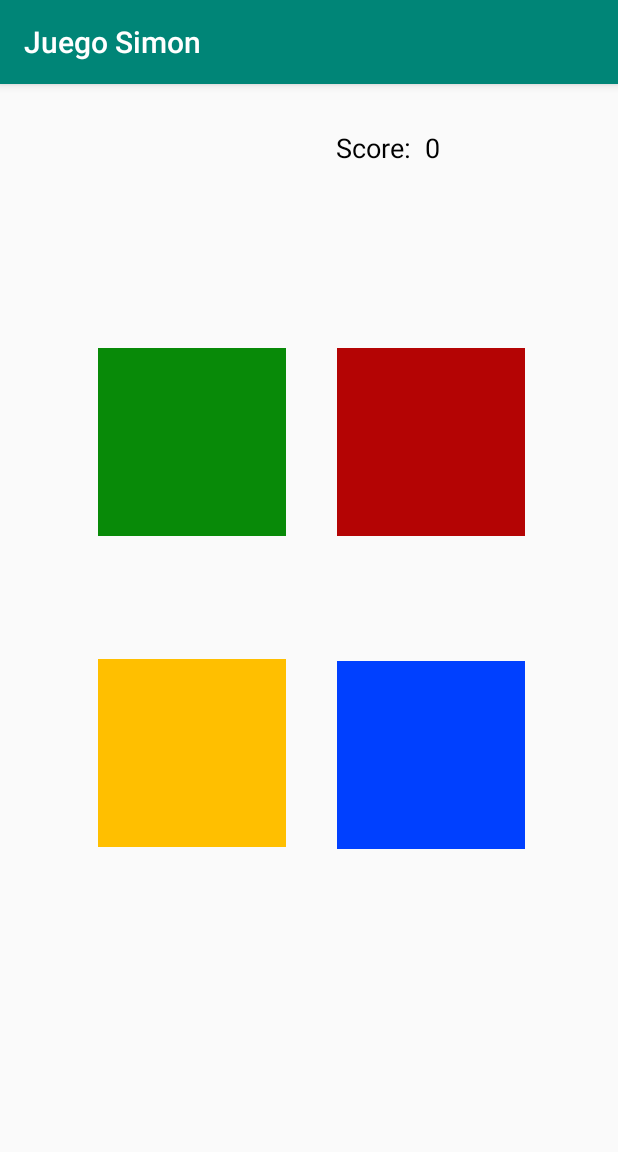
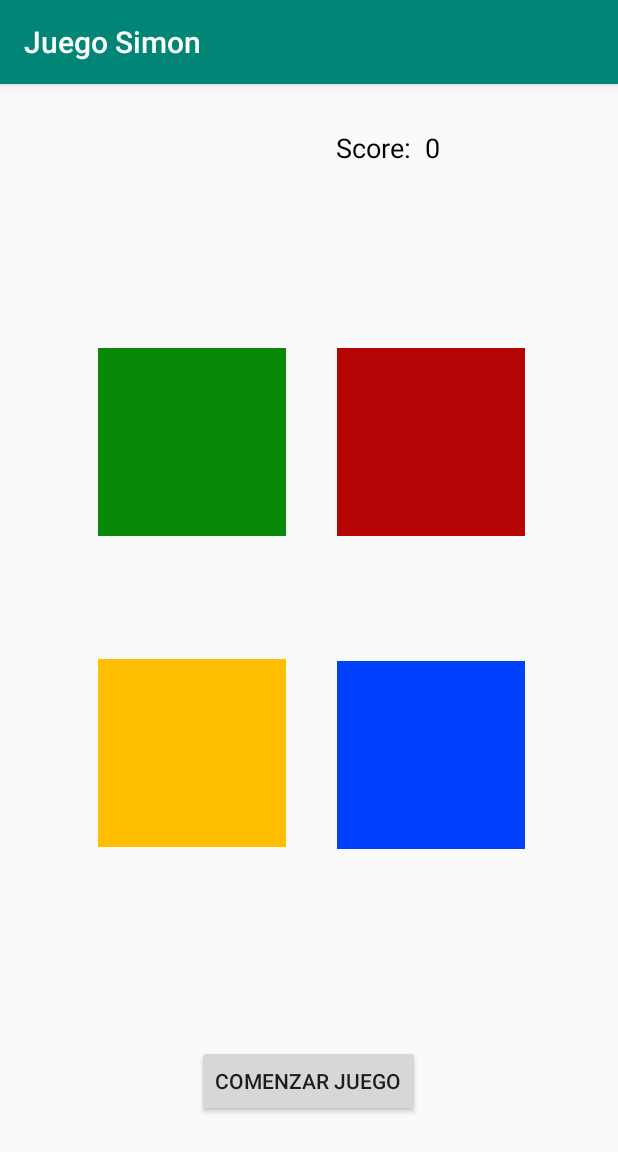
Before and after one commit to Marineford2410/Simon, an Android app: the Juego screen opened directly, with no data from a screen before it, on a phone screen of 412 x 824 dp. Shown: the top 1152 px of the screen. Run offline under Robolectric (Android 15) with nearby library versions, the phone set to English and light mode, and no system bars; 1 statement that could not run was skipped.

Commit message:
Se logro reproducir la secuencia guardada en la maquina con su sonido

```diff
--- a/app/src/main/java/com/unam/fesar/musica/Juego.java
+++ b/app/src/main/java/com/unam/fesar/musica/Juego.java
@@ -1,50 +1,167 @@
 package com.unam.fesar.musica;
 
 import android.media.MediaPlayer;
+import android.os.CountDownTimer;
 import android.support.v7.app.AppCompatActivity;
 import android.os.Bundle;
+import android.util.Log;
 import android.view.MotionEvent;
 import android.view.View;
+import android.widget.Button;
 import android.widget.ImageView;
 import android.widget.TextView;
 
 public class Juego extends AppCompatActivity {
 
-    TextView txtNombre, txtScore;
-    ImageView verde, rojo, amarillo, azul;
-    String nombre;
-    Simon mSimon = new Simon();
-    int score = 0;
+    // Elementos XML
+    private TextView    txtNombre, txtScore;
+    private ImageView   verde, rojo, amarillo, azul;
+    private Button      btnIniciar;
+
+    // Funcionamiento
+    private MediaPlayer sonido;
+    private String      nombre;
+    private Simon       mSimon;
+    private int         score;
+    private int         turno;                          // 0 -> Maquina, 1 -> Jugador;
+
+    public Juego(){
+        mSimon = new Simon();
+        score = 0;
+        turno = 0;
+    }
 
     @Override
     protected void onCreate(Bundle savedInstanceState) {
         super.onCreate(savedInstanceState);
         setContentView(R.layout.activity_juego);
 
+        // Relacionamos cada variable con su elemento XML
         txtNombre = (TextView)findViewById(R.id.txtNombre);
         txtScore = (TextView)findViewById(R.id.txtScore);
+        btnIniciar = (Button)findViewById(R.id.btnIniciar);
         verde = (ImageView)findViewById(R.id.imgVerde);
         rojo = (ImageView)findViewById(R.id.imgRojo);
         amarillo = (ImageView)findViewById(R.id.imgAmarillo);
         azul = (ImageView)findViewById(R.id.imgAzul);
 
+        // Obtenemos el nombre enviado desde MainActivity
         Bundle costal = getIntent().getExtras();
         nombre = costal.getString("nombre");
-        txtNombre.setText(nombre);
-        txtScore.setText(txtScore.getText().toString() + " " + score);
+        txtNombre.setText(nombre);                                      // Lo establecemos en el TextView
 
+        txtScore.setText(txtScore.getText().toString() + " " + score);  // Establecemos el puntaje = 0
+
+        mSimon.agregarSonido();
+        mSimon.agregarSonido();
+        mSimon.agregarSonido();
+        mSimon.agregarSonido();
+        mSimon.agregarSonido();
+        mSimon.agregarSonido();
+
+
+
+        btnIniciar.setOnClickListener(new View.OnClickListener() {
+            @Override
+            public void onClick(View v) {
+
+                btnIniciar.setVisibility(View.INVISIBLE);
+
+                new CountDownTimer(2000, 1000) {
+                    int tamanio = getSimon().getMaquina().size();   // Tamaño del la secuencia
+                    int i = 0;                                      // Indice, recorerá cada valor del arrayList Maquina
+                    int valor = getSimon().getMaquina().get(i);     // Controlara el color y el sonido que corresponda al indice
+
+                    @Override
+                    public void onTick(long millisUntilFinished) {
+                        // Log.i("Tiempo", "Tiempo: " + millisUntilFinished );
+                        sonido = MediaPlayer.create(getBaseContext(), getSimon().getSonido(valor)); // Se le asigna el sonido correspondiente
+                        colores(valor,0);                                   // Prendera el boton corresponsiente
+                        if (!sonido.isPlaying() || sonido.equals(null)){                 // Si sonido no esta sonando
+                            sonido.start(); // Inicia el sonido
+                        }
+                    }
+
+                    @Override
+                    public void onFinish() {
+                        Log.i("Tiempo", "Tiempo Finalizado" );
+                        Log.i("comparacion", "Indice: " + i + " Valor: " + valor + " Tamaño: " + tamanio);
+                        // Log.i("comparacion", " "+i);
+                        colores(valor,1);               // Apaga el boton
+                        if(i < tamanio) {                            // Si todavia no se ha recorrido array
+                            //Log.i("comparacion", "Finalizo el sonido");
+                            //Log.i("comparacion", ""+i+" < "+tamanio);
+                            i++;                                     // Continua con el siguiente
+                            // Log.i("comparacion", "Indice: "+i);
+                            if (!(i == tamanio)){
+                                valor = getSimon().getMaquina().get(i);  // Establece el nuevo valor
+                                this.start();                            // Vuelve a iniciar
+                            }
+                            else {
+                                btnIniciar.setVisibility(View.VISIBLE);
+                            }
+                        }
+                    }
+                }.start();
+
+            }
+        });
 
     }
 
-    public void algo(){
+    public Simon getSimon() {
+        return mSimon;
+    }
+
+    public void colores(int id, int claroOrOscuro){
+
+        if (claroOrOscuro == 0){ //Si es claro
+            switch (id){
+                case 0:
+                    verde.setImageResource(mSimon.getColorClaro(id));
+                    break;
+                case 1:
+                    rojo.setImageResource(mSimon.getColorClaro(id));
+                    break;
+                case 2:
+                    amarillo.setImageResource(mSimon.getColorClaro(id));
+                    break;
+                case 3:
+                    azul.setImageResource(mSimon.getColorClaro(id));
+                    break;
+                default:
+                    break;
+            }
+        }
+        else {
+            switch (id){
+                case 0:
+                    verde.setImageResource(mSimon.getColorOscuro(id));
+                    break;
+                case 1:
+                    rojo.setImageResource(mSimon.getColorOscuro(id));
+                    break;
+                case 2:
+                    amarillo.setImageResource(mSimon.getColorOscuro(id));
+                    break;
+                case 3:
+                    azul.setImageResource(mSimon.getColorOscuro(id));
+                    break;
+                default:
+                    break;
+            }
+        }
+
+
+        /*
         verde.setOnTouchListener(new View.OnTouchListener() {
             @Override
             public boolean onTouch(View v, MotionEvent event) {
                 if (event.getAction() == MotionEvent.ACTION_DOWN){
                     verde.setImageResource(mSimon.getColorClaro(0));
-                    /*MediaPlayer spotify;
+                    MediaPlayer spotify;
                     spotify = MediaPlayer.create(getBaseContext(), R.raw.snk);
-                    spotify.start();*/
+                    spotify.start();
                 }
 
                 if (event.getAction() == MotionEvent.ACTION_UP){
@@ -55,7 +172,8 @@ public class Juego extends AppCompatActivity {
                 return true;
             }
         });
-
+        */
+        /*
         rojo.setOnTouchListener(new View.OnTouchListener() {
             @Override
             public boolean onTouch(View v, MotionEvent event) {
@@ -74,7 +192,7 @@ public class Juego extends AppCompatActivity {
             }
 
         });
-
+        */ /*
         amarillo.setOnTouchListener(new View.OnTouchListener() {
             @Override
             public boolean onTouch(View v, MotionEvent event) {
@@ -93,7 +211,7 @@ public class Juego extends AppCompatActivity {
             }
 
         });
-
+        */ /*
         azul.setOnTouchListener(new View.OnTouchListener() {
             @Override
             public boolean onTouch(View v, MotionEvent event) {
@@ -111,7 +229,7 @@ public class Juego extends AppCompatActivity {
                 return true;
             }
 
-        });
+        });*/
     }
 
 }
--- a/app/src/main/java/com/unam/fesar/musica/Simon.java
+++ b/app/src/main/java/com/unam/fesar/musica/Simon.java
@@ -18,6 +18,10 @@ public class Simon {
         this.maquina = new ArrayList<Integer>();
         this.jugador = new ArrayList<Integer>();
         agregarSonido();
+    }
+
+    public ArrayList<Integer> getMaquina() {
+        return maquina;
     }
 
     public void agregarSonido(){
--- a/app/src/main/res/layout/activity_juego.xml
+++ b/app/src/main/res/layout/activity_juego.xml
@@ -117,4 +117,22 @@
         app:layout_constraintTop_toTopOf="parent"
         app:layout_constraintVertical_bias="0.601"
         app:srcCompat="@color/azulOscuro" />
+
+    <Button
+        android:id="@+id/btnIniciar"
+        android:layout_width="wrap_content"
+        android:layout_height="wrap_content"
+        android:layout_marginStart="8dp"
+        android:layout_marginLeft="8dp"
+        android:layout_marginTop="8dp"
+        android:layout_marginEnd="8dp"
+        android:layout_marginRight="8dp"
+        android:layout_marginBottom="8dp"
+        android:text="Comenzar Juego"
+        app:layout_constraintBottom_toBottomOf="parent"
+        app:layout_constraintEnd_toEndOf="parent"
+        app:layout_constraintHorizontal_bias="0.498"
+        app:layout_constraintStart_toStartOf="parent"
+        app:layout_constraintTop_toTopOf="parent"
+        app:layout_constraintVertical_bias="0.899" />
 </android.support.constraint.ConstraintLayout>
--- a/app/src/main/res/values/colors.xml
+++ b/app/src/main/res/values/colors.xml
@@ -6,9 +6,9 @@
     <color name="verdeOscuro">#088A08</color>
     <color name="verdeClaro">#01df01</color>
     <color name="rojoOscuro">#B40404</color>
-    <color name="rojoClaro">#FF0000</color>
+    <color name="rojoClaro">#FF2525</color>
     <color name="amarilloOscuro">#FFBF00</color>
     <color name="amarilloClaro">#ffff00</color>
     <color name="azulOscuro">#0040FF</color>
-    <color name="azulClaro">#0080ff</color>
+    <color name="azulClaro">#359FFF</color>
 </resources>
--- a/app/src/main/res/values/strings.xml
+++ b/app/src/main/res/values/strings.xml
@@ -1,3 +1,4 @@
 <resources>
     <string name="app_name">Juego Simon</string>
+    <string name="nombre">Marco Nava</string>
 </resources>
```
Also changed, not shown: app/src/main/java/com/unam/fesar/musica/MainActivity.java (+20 -0 lines).
